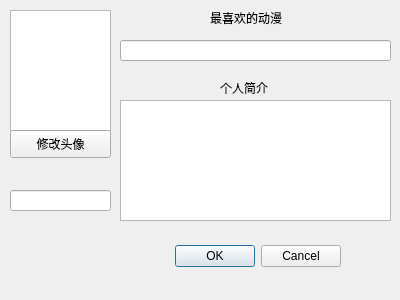
Old version of the form gui/VSettings.ui in the repository PurePassersBy/ShacoRoom.
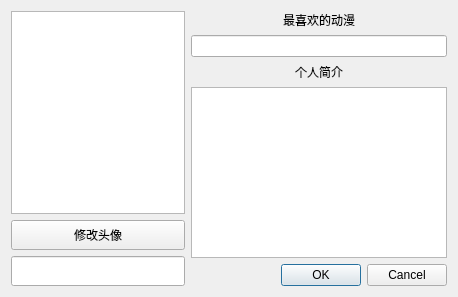
New version of the form.

Commit message: 设置界面的自动缩放

Patch:
```diff
--- a/gui/VSettings.ui
+++ b/gui/VSettings.ui
@@ -6,108 +6,85 @@
    <rect>
     <x>0</x>
     <y>0</y>
-    <width>400</width>
-    <height>300</height>
+    <width>458</width>
+    <height>297</height>
    </rect>
   </property>
   <property name="windowTitle">
    <string>Settings</string>
   </property>
-  <widget class="QDialogButtonBox" name="buttonBox">
-   <property name="geometry">
-    <rect>
-     <x>140</x>
-     <y>240</y>
-     <width>201</width>
-     <height>32</height>
-    </rect>
-   </property>
-   <property name="orientation">
-    <enum>Qt::Horizontal</enum>
-   </property>
-   <property name="standardButtons">
-    <set>QDialogButtonBox::Cancel|QDialogButtonBox::Ok</set>
-   </property>
-  </widget>
-  <widget class="QGraphicsView" name="graphicsView">
-   <property name="geometry">
-    <rect>
-     <x>10</x>
-     <y>10</y>
-     <width>101</width>
-     <height>121</height>
-    </rect>
-   </property>
-  </widget>
+  <layout class="QGridLayout" name="gridLayout" columnstretch="1,0">
+   <item row="0" column="0">
+    <layout class="QVBoxLayout" name="verticalLayout_2">
+     <item>
+      <widget class="QGraphicsView" name="graphicsView"/>
+     </item>
+     <item>
   <widget class="QPushButton" name="pushButton">
-   <property name="geometry">
-    <rect>
-     <x>10</x>
-     <y>130</y>
-     <width>101</width>
-     <height>28</height>
-    </rect>
+       <property name="minimumSize">
+        <size>
+         <width>0</width>
+         <height>30</height>
+        </size>
    </property>
    <property name="text">
     <string>修改头像</string>
    </property>
   </widget>
+     </item>
+     <item>
   <widget class="QLineEdit" name="lineEdit_username">
-   <property name="geometry">
-    <rect>
-     <x>10</x>
-     <y>190</y>
-     <width>101</width>
-     <height>21</height>
-    </rect>
-   </property>
-  </widget>
+       <property name="minimumSize">
+        <size>
+         <width>0</width>
+         <height>30</height>
+        </size>
+       </property>
+      </widget>
+     </item>
+    </layout>
+   </item>
+   <item row="0" column="1">
+    <layout class="QVBoxLayout" name="verticalLayout" stretch="0,0,0,0,0">
+     <item>
   <widget class="QLabel" name="label">
-   <property name="geometry">
-    <rect>
-     <x>210</x>
-     <y>10</y>
-     <width>101</width>
-     <height>16</height>
-    </rect>
-   </property>
    <property name="text">
     <string>最喜欢的动漫</string>
    </property>
-  </widget>
-  <widget class="QLineEdit" name="lineEdit_fav_comic">
-   <property name="geometry">
-    <rect>
-     <x>120</x>
-     <y>40</y>
-     <width>271</width>
-     <height>21</height>
-    </rect>
-   </property>
-  </widget>
+       <property name="alignment">
+        <set>Qt::AlignCenter</set>
+       </property>
+      </widget>
+     </item>
+     <item>
+      <widget class="QLineEdit" name="lineEdit_fav_comic"/>
+     </item>
+     <item>
   <widget class="QLabel" name="label_2">
-   <property name="geometry">
-    <rect>
-     <x>220</x>
-     <y>80</y>
-     <width>72</width>
-     <height>15</height>
-    </rect>
-   </property>
    <property name="text">
     <string>个人简介</string>
    </property>
-  </widget>
-  <widget class="QTextEdit" name="textEdit">
-   <property name="geometry">
-    <rect>
-     <x>120</x>
-     <y>100</y>
-     <width>271</width>
-     <height>121</height>
-    </rect>
-   </property>
-  </widget>
+       <property name="alignment">
+        <set>Qt::AlignCenter</set>
+       </property>
+      </widget>
+     </item>
+     <item>
+      <widget class="QTextEdit" name="textEdit"/>
+     </item>
+     <item>
+      <widget class="QDialogButtonBox" name="buttonBox">
+       <property name="orientation">
+        <enum>Qt::Horizontal</enum>
+       </property>
+       <property name="standardButtons">
+        <set>QDialogButtonBox::Cancel|QDialogButtonBox::Ok</set>
+       </property>
+      </widget>
+     </item>
+    </layout>
+   </item>
+  </layout>
  </widget>
  <resources/>
  <connections>
```
Lines whose indentation alone changed are shown as unchanged. The commit also changes 1 other file.
